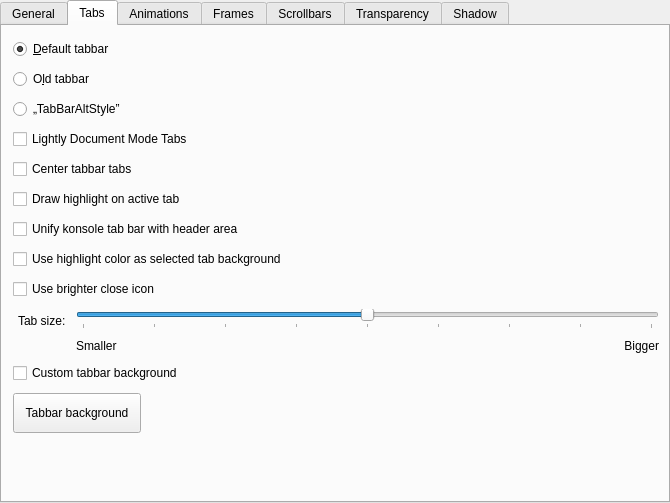
Before: the Qt Designer form kstyle/config/ui/darklystyleconfig.ui in Bali10050/Darkly, drawn with Qt 5.
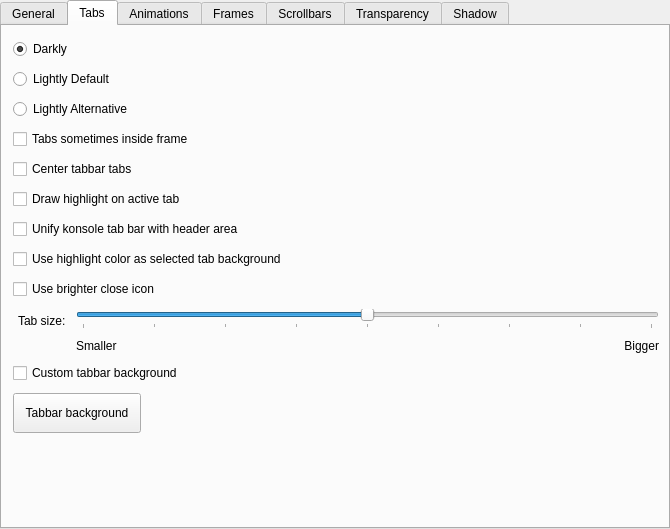
After: the same form once the commit is applied. The open tabs and pages were chosen to show the change. Custom widgets are drawn as their Qt base class.

Commit message: Changed the title of some tabs related options

```diff
--- a/kstyle/config/ui/darklystyleconfig.ui
+++ b/kstyle/config/ui/darklystyleconfig.ui
@@ -7,7 +7,7 @@
     <x>0</x>
     <y>0</y>
     <width>670</width>
-    <height>503</height>
+    <height>529</height>
    </rect>
   </property>
   <property name="sizePolicy">
@@ -548,7 +548,7 @@
          <item>
           <widget class="QRadioButton" name="_defaultTabbar">
            <property name="text">
-            <string>&amp;Default tabbar</string>
+            <string>Darkly</string>
            </property>
            <property name="checked">
             <bool>true</bool>
@@ -558,21 +558,21 @@
          <item>
           <widget class="QRadioButton" name="_oldTabbar">
            <property name="text">
-            <string>O&amp;ld tabbar</string>
+            <string>Lightly Default</string>
            </property>
           </widget>
          </item>
          <item>
           <widget class="QRadioButton" name="_tabBarAltStyle">
            <property name="text">
-            <string>„TabBarAltStyle”</string>
+            <string>Lightly Alternative</string>
            </property>
           </widget>
          </item>
          <item>
           <widget class="QCheckBox" name="_documentModeTabs">
            <property name="text">
-            <string>Lightly Document Mode Tabs</string>
+            <string>Tabs sometimes inside frame</string>
            </property>
           </widget>
          </item>
```
The commit also changes 1 other file.
